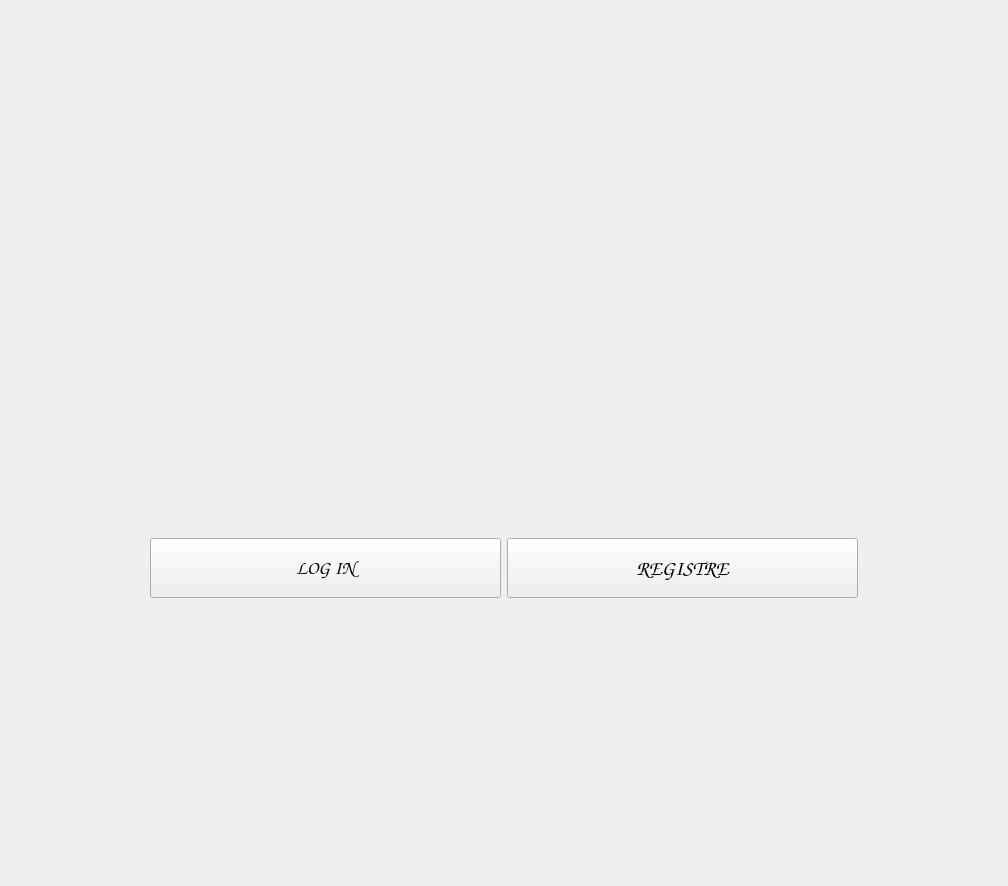
This is ClientQT/ClientQT/LoginWindow.ui in RalucaSpt/ProjectModernCpp as Qt 5 draws it before an edit. The edited form follows.
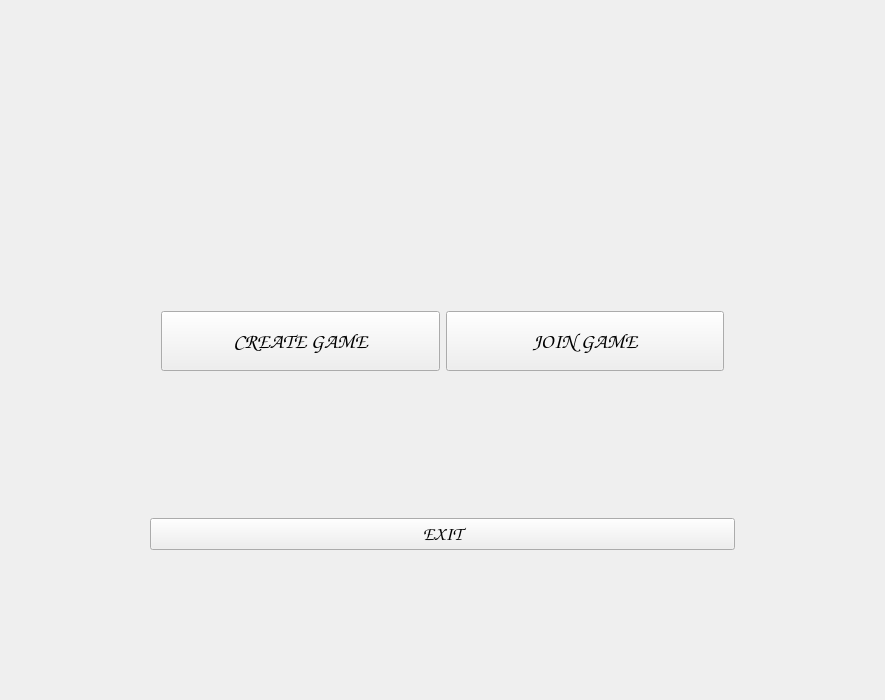
This is the edited form. The open tabs and pages were chosen to show the change. Icons and pictures are not drawn.

Commit message: Created a stacked Widget

```diff
--- a/ClientQT/ClientQT/LoginWindow.ui
+++ b/ClientQT/ClientQT/LoginWindow.ui
@@ -6,8 +6,8 @@
    <rect>
     <x>0</x>
     <y>0</y>
-    <width>1008</width>
-    <height>886</height>
+    <width>885</width>
+    <height>700</height>
    </rect>
   </property>
   <property name="minimumSize">
@@ -65,10 +65,10 @@
     <property name="spacing">
      <number>50</number>
     </property>
-    <item row="1" column="0">
+    <item row="0" column="0">
      <layout class="QVBoxLayout" name="verticalLayout">
       <property name="spacing">
-       <number>50</number>
+       <number>5</number>
       </property>
       <property name="sizeConstraint">
        <enum>QLayout::SetFixedSize</enum>
@@ -102,6 +102,9 @@
         <property name="layoutDirection">
          <enum>Qt::LeftToRight</enum>
         </property>
+        <property name="autoFillBackground">
+         <bool>false</bool>
+        </property>
         <property name="text">
          <string/>
         </property>
@@ -117,10 +120,12 @@
        </widget>
       </item>
       <item>
+       <widget class="QStackedWidget" name="stackedWidget">
+        <property name="currentIndex">
+         <number>2</number>
+        </property>
+        <widget class="QWidget" name="mainPage">
        <layout class="QHBoxLayout" name="horizontalLayout">
-        <property name="sizeConstraint">
-         <enum>QLayout::SetFixedSize</enum>
-        </property>
         <item>
          <widget class="QPushButton" name="pushButton">
           <property name="maximumSize">
@@ -139,6 +144,9 @@
           <property name="layoutDirection">
            <enum>Qt::LeftToRight</enum>
           </property>
+            <property name="styleSheet">
+             <string notr="true">background-image: url(':/Images/white.jpg');</string>
+            </property>
           <property name="text">
            <string>LOG IN</string>
           </property>
@@ -165,12 +173,161 @@
           <property name="autoFillBackground">
            <bool>false</bool>
           </property>
+            <property name="styleSheet">
+             <string notr="true">background-image:url(':/Images/white.jpg');</string>
+            </property>
           <property name="text">
            <string>REGISTRE</string>
           </property>
          </widget>
         </item>
        </layout>
+        </widget>
+        <widget class="QWidget" name="loginPage">
+         <layout class="QGridLayout" name="gridLayout_2">
+          <item row="2" column="2">
+           <widget class="QPlainTextEdit" name="passwordPlainTextEdit_2"/>
+          </item>
+          <item row="0" column="0">
+           <widget class="QLabel" name="usernameLabel">
+            <property name="text">
+             <string>USERNAME</string>
+            </property>
+           </widget>
+          </item>
+          <item row="0" column="2">
+           <widget class="QPlainTextEdit" name="usernamePlainTextEdit"/>
+          </item>
+          <item row="2" column="0">
+           <widget class="QLabel" name="passwordLabel">
+            <property name="text">
+             <string>PASSWORD</string>
+            </property>
+           </widget>
+          </item>
+          <item row="3" column="2">
+           <widget class="QPushButton" name="loginButton_2">
+            <property name="text">
+             <string>LOGIN</string>
+            </property>
+           </widget>
+          </item>
+         </layout>
+        </widget>
+        <widget class="QWidget" name="registerPage">
+         <layout class="QGridLayout" name="gridLayout_3">
+          <item row="0" column="1">
+           <widget class="QPlainTextEdit" name="usernamePlainTextEdit_2"/>
+          </item>
+          <item row="0" column="0">
+           <widget class="QLabel" name="usernameLabel_2">
+            <property name="text">
+             <string>USERNAME</string>
+            </property>
+           </widget>
+          </item>
+          <item row="1" column="0">
+           <widget class="QLabel" name="passwordLabel_2">
+            <property name="text">
+             <string> PASSWORD</string>
+            </property>
+           </widget>
+          </item>
+          <item row="1" column="1">
+           <widget class="QTextEdit" name="passwordTextEdit"/>
+          </item>
+          <item row="2" column="1">
+           <widget class="QPushButton" name="registreButton_2">
+            <property name="text">
+             <string>REGISTRE</string>
+            </property>
+           </widget>
+          </item>
+         </layout>
+        </widget>
+        <widget class="QWidget" name="lobbyPage">
+         <layout class="QHBoxLayout" name="horizontalLayout_2">
+          <item>
+           <widget class="QPushButton" name="createGameButton">
+            <property name="maximumSize">
+             <size>
+              <width>400</width>
+              <height>60</height>
+             </size>
+            </property>
+            <property name="font">
+             <font>
+              <family>Comic Sans MS</family>
+              <pointsize>16</pointsize>
+              <bold>true</bold>
+             </font>
+            </property>
+            <property name="layoutDirection">
+             <enum>Qt::LeftToRight</enum>
+            </property>
+            <property name="autoFillBackground">
+             <bool>false</bool>
+            </property>
+            <property name="styleSheet">
+             <string notr="true">background-image:url(':/Images/white.jpg');</string>
+            </property>
+            <property name="text">
+             <string>CREATE GAME</string>
+            </property>
+           </widget>
+          </item>
+          <item>
+           <widget class="QPushButton" name="pushButton_4">
+            <property name="maximumSize">
+             <size>
+              <width>400</width>
+              <height>60</height>
+             </size>
+            </property>
+            <property name="font">
+             <font>
+              <family>Comic Sans MS</family>
+              <pointsize>16</pointsize>
+              <bold>true</bold>
+             </font>
+            </property>
+            <property name="layoutDirection">
+             <enum>Qt::LeftToRight</enum>
+            </property>
+            <property name="autoFillBackground">
+             <bool>false</bool>
+            </property>
+            <property name="styleSheet">
+             <string notr="true">background-image:url(':/Images/white.jpg');</string>
+            </property>
+            <property name="text">
+             <string>JOIN GAME</string>
+            </property>
+           </widget>
+          </item>
+         </layout>
+        </widget>
+       </widget>
+      </item>
+      <item>
+       <widget class="QPushButton" name="exitButton">
+        <property name="sizePolicy">
+         <sizepolicy hsizetype="Expanding" vsizetype="Expanding">
+          <horstretch>100</horstretch>
+          <verstretch>100</verstretch>
+         </sizepolicy>
+        </property>
+        <property name="font">
+         <font>
+          <family>Comic Sans MS</family>
+          <pointsize>14</pointsize>
+          <bold>true</bold>
+         </font>
+        </property>
+        <property name="text">
+         <string>EXIT</string>
+        </property>
+       </widget>
       </item>
      </layout>
     </item>
```
Left out of the diff: 12 changed lines with no effect on the pictures. Lines whose indentation alone changed are shown as unchanged. The commit also changes 7 other files.
